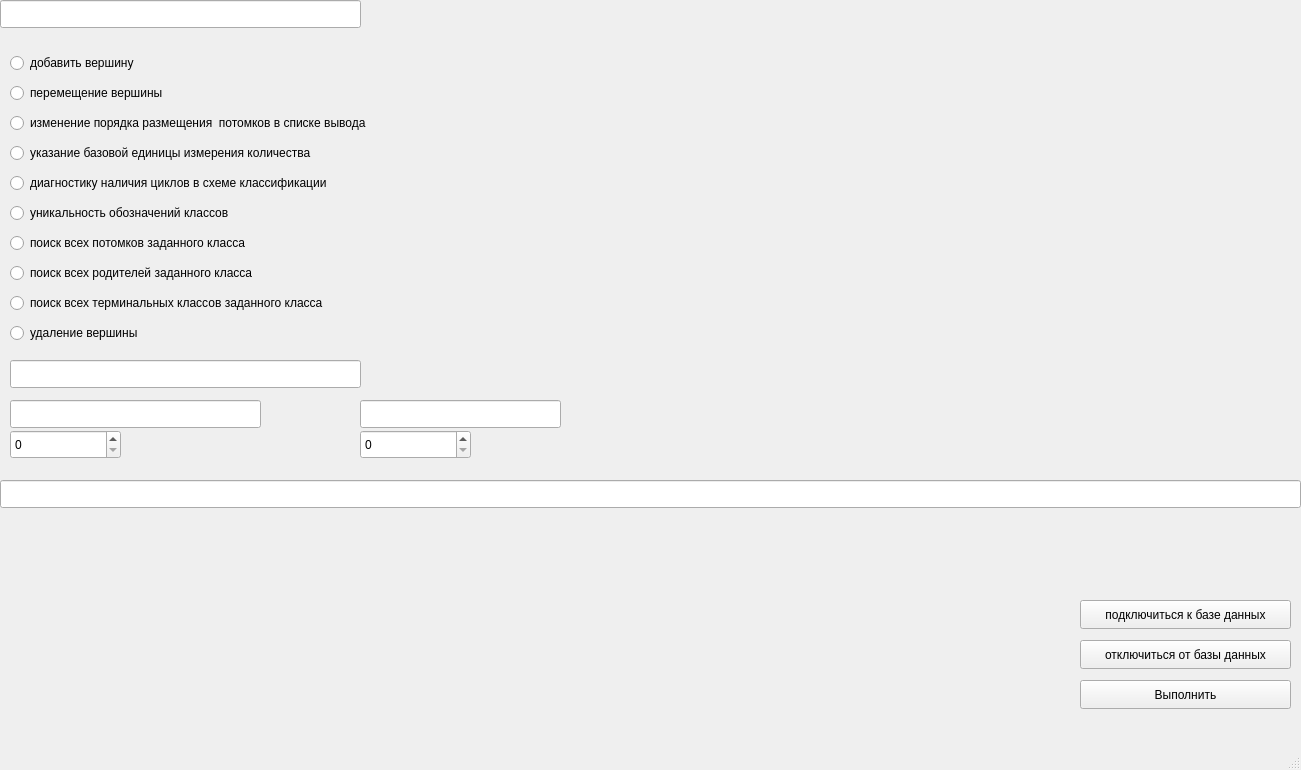
Old version of the form mainwindow.ui in the repository Homa727/MiSPrIS.
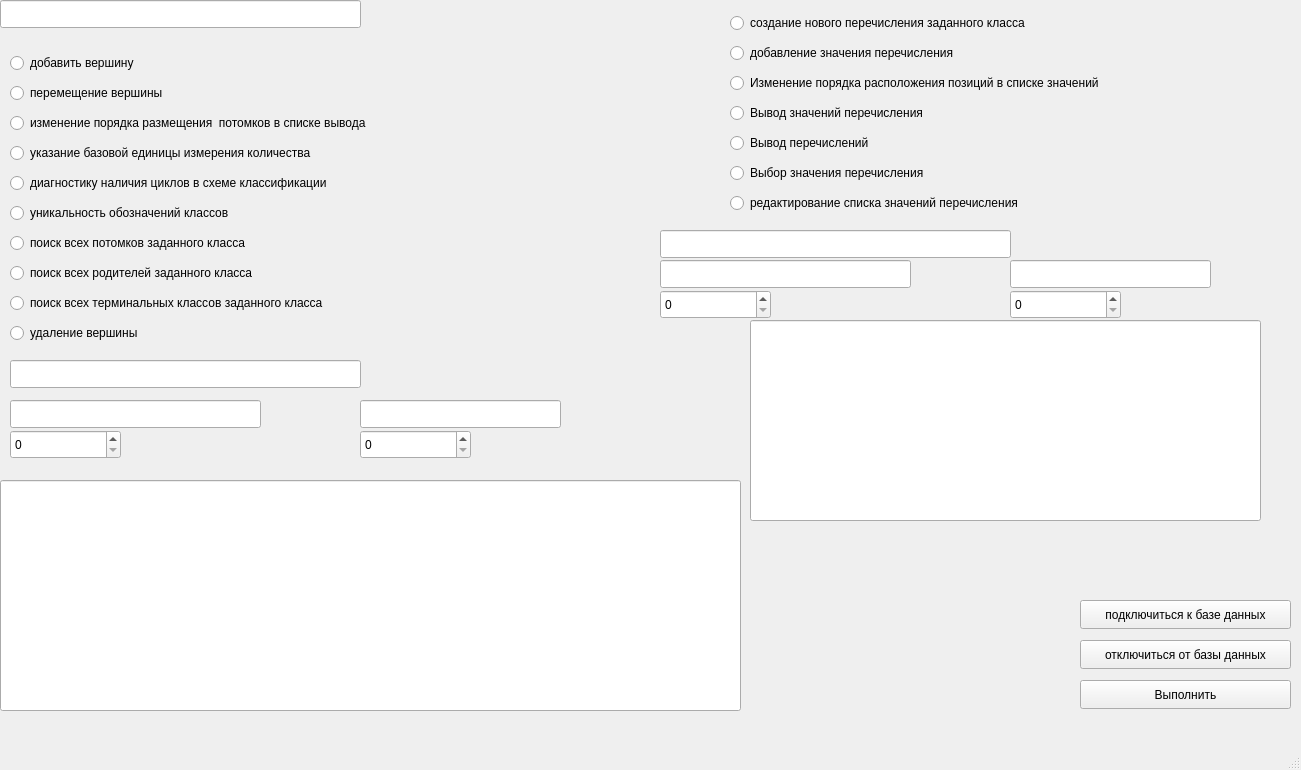
New version of the form.

Diff of the .ui file:
```diff
--- a/mainwindow.ui
+++ b/mainwindow.ui
@@ -235,8 +235,8 @@
      <rect>
       <x>0</x>
       <y>480</y>
-      <width>1301</width>
-      <height>28</height>
+      <width>741</width>
+      <height>231</height>
      </rect>
     </property>
    </widget>
@@ -253,6 +253,157 @@
      <string>Выполнить</string>
     </property>
    </widget>
+   <widget class="QRadioButton" name="radioButton_11">
+    <property name="geometry">
+     <rect>
+      <x>730</x>
+      <y>130</y>
+      <width>421</width>
+      <height>26</height>
+     </rect>
+    </property>
+    <property name="text">
+     <string>Вывод перечислений</string>
+    </property>
+   </widget>
+   <widget class="QRadioButton" name="radioButton_12">
+    <property name="geometry">
+     <rect>
+      <x>730</x>
+      <y>40</y>
+      <width>451</width>
+      <height>26</height>
+     </rect>
+    </property>
+    <property name="text">
+     <string>добавление значения перечисления</string>
+    </property>
+   </widget>
+   <widget class="QRadioButton" name="radioButton_13">
+    <property name="geometry">
+     <rect>
+      <x>730</x>
+      <y>160</y>
+      <width>301</width>
+      <height>26</height>
+     </rect>
+    </property>
+    <property name="text">
+     <string>Выбор значения перечисления</string>
+    </property>
+   </widget>
+   <widget class="QRadioButton" name="radioButton_14">
+    <property name="geometry">
+     <rect>
+      <x>730</x>
+      <y>100</y>
+      <width>401</width>
+      <height>26</height>
+     </rect>
+    </property>
+    <property name="text">
+     <string>Вывод значений перечисления</string>
+    </property>
+   </widget>
+   <widget class="QRadioButton" name="radioButton_15">
+    <property name="geometry">
+     <rect>
+      <x>730</x>
+      <y>10</y>
+      <width>471</width>
+      <height>26</height>
+     </rect>
+    </property>
+    <property name="text">
+     <string>создание нового перечисления заданного класса</string>
+    </property>
+   </widget>
+   <widget class="QRadioButton" name="radioButton_16">
+    <property name="geometry">
+     <rect>
+      <x>730</x>
+      <y>70</y>
+      <width>491</width>
+      <height>26</height>
+     </rect>
+    </property>
+    <property name="text">
+     <string>Изменение порядка расположения позиций в списке значений</string>
+    </property>
+   </widget>
+   <widget class="QSpinBox" name="spinBox_3">
+    <property name="geometry">
+     <rect>
+      <x>660</x>
+      <y>290</y>
+      <width>111</width>
+      <height>29</height>
+     </rect>
+    </property>
+   </widget>
+   <widget class="QLineEdit" name="lineEdit_6">
+    <property name="geometry">
+     <rect>
+      <x>1010</x>
+      <y>260</y>
+      <width>201</width>
+      <height>28</height>
+     </rect>
+    </property>
+   </widget>
+   <widget class="QLineEdit" name="lineEdit_7">
+    <property name="geometry">
+     <rect>
+      <x>660</x>
+      <y>230</y>
+      <width>351</width>
+      <height>28</height>
+     </rect>
+    </property>
+   </widget>
+   <widget class="QSpinBox" name="spinBox_4">
+    <property name="geometry">
+     <rect>
+      <x>1010</x>
+      <y>290</y>
+      <width>111</width>
+      <height>29</height>
+     </rect>
+    </property>
+   </widget>
+   <widget class="QLineEdit" name="lineEdit_8">
+    <property name="geometry">
+     <rect>
+      <x>660</x>
+      <y>260</y>
+      <width>251</width>
+      <height>28</height>
+     </rect>
+    </property>
+   </widget>
+   <widget class="QLineEdit" name="lineEdit_9">
+    <property name="geometry">
+     <rect>
+      <x>750</x>
+      <y>320</y>
+      <width>511</width>
+      <height>201</height>
+     </rect>
+    </property>
+   </widget>
+   <widget class="QRadioButton" name="radioButton_17">
+    <property name="geometry">
+     <rect>
+      <x>730</x>
+      <y>190</y>
+      <width>481</width>
+      <height>26</height>
+     </rect>
+    </property>
+    <property name="text">
+     <string>редактирование списка значений перечисления</string>
+    </property>
+   </widget>
   </widget>
   <widget class="QMenuBar" name="menubar">
    <property name="geometry">
```
